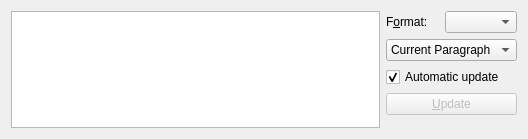
Before: the Qt Designer form src/frontends/qt4/ui/ViewSourceUi.ui in cburschka/lyx, drawn with Qt 5.
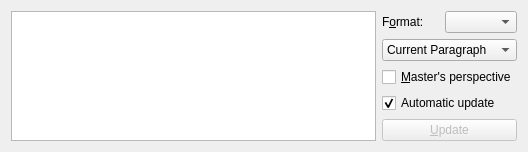
After: the same form once the commit is applied.

Commit message: Add master's perspective in children's source preview

The edit to the form file:
```diff
--- a/src/frontends/qt4/ui/ViewSourceUi.ui
+++ b/src/frontends/qt4/ui/ViewSourceUi.ui
@@ -73,17 +73,17 @@
      </item>
     </widget>
    </item>
-   <item row="3" column="1" colspan="2" >
-    <widget class="QPushButton" name="updatePB" >
-     <property name="enabled" >
-      <bool>false</bool>
-     </property>
-     <property name="text" >
-      <string>&amp;Update</string>
-     </property>
-    </widget>
-   </item>
    <item row="2" column="1" colspan="2" >
+    <widget class="QCheckBox" name="masterPerspectiveCB" >
+     <property name="text" >
+      <string>&amp;Master's perspective</string>
+     </property>
+     <property name="toolTip" >
+      <string>Show the source as the master document gets it</string>
+     </property>
+    </widget>
+   </item>
+   <item row="3" column="1" colspan="2" >
     <widget class="QCheckBox" name="autoUpdateCB" >
      <property name="text" >
       <string>Automatic update</string>
@@ -93,6 +93,16 @@
      </property>
     </widget>
    </item>
+   <item row="4" column="1" colspan="2" >
+    <widget class="QPushButton" name="updatePB" >
+     <property name="enabled" >
+      <bool>false</bool>
+     </property>
+     <property name="text" >
+      <string>&amp;Update</string>
+     </property>
+    </widget>
+   </item>
   </layout>
   <zorder>viewSourceTV</zorder>
   <zorder>outputFormatLA</zorder>
```
Left out of the diff: 6 changed lines with no effect on the pictures. The commit also changes 3 other files.
